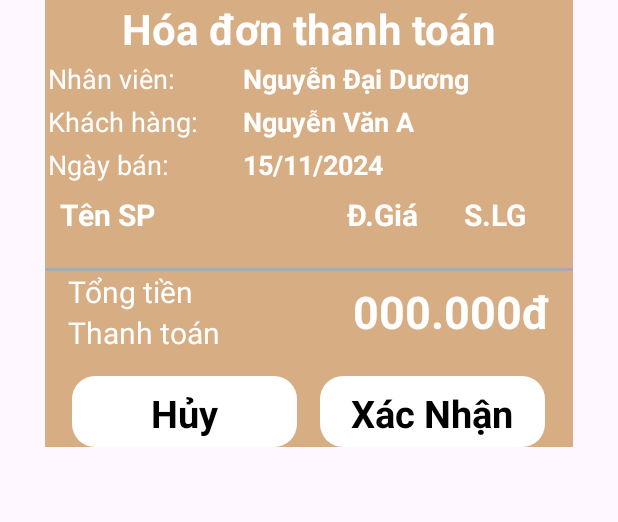
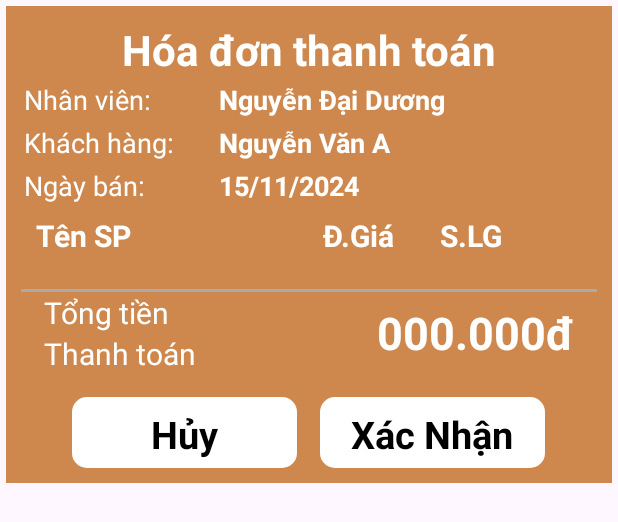
Before and after one commit to valiyz0609/DuAn1_Nhom3, an Android app: the layout dialog_thanh_toan.xml on its own in the app's theme, with its tools: preview values and no code run, on a phone screen of 412 x 824 dp. Shown: the top 522 px of the screen. Run offline under Robolectric (Android 15) with nearby library versions, the phone set to English and light mode, and no system bars; Roboto replaces fonts that are not available here.

Commit message:
Duong PH37740

```diff
--- a/app/src/main/java/com/example/myapplication/Database/InsertInto.java
+++ b/app/src/main/java/com/example/myapplication/Database/InsertInto.java
@@ -2,5 +2,5 @@ package com.example.myapplication.Database;
 
 public class InsertInto {
     public static final String insert_chucvu = "INSERT INTO ChucVu VALUES (1,'Quản Lý'),(2,'Nhân Viên')";
-    public static final String insert_user = "INSERT INTO User VALUES (1,'Eagle coffee','admin',1,'admin', 098386828, 2003)";
+    public static final String insert_user = "INSERT INTO User VALUES (1,'Quản lý','admin',1,'admin', 09876543, 1999)";
 }
--- a/app/src/main/res/drawable/bo_tron_edt.xml
+++ b/app/src/main/res/drawable/bo_tron_edt.xml
@@ -1,5 +1,5 @@
 <?xml version="1.0" encoding="utf-8"?>
 <shape xmlns:android="http://schemas.android.com/apk/res/android">
-    <corners android:radius="15dp" />
+    <corners android:radius="10dp" />
     <solid android:color="#964B00"/>
 </shape>
--- a/app/src/main/res/drawable/toolbar.xml
+++ b/app/src/main/res/drawable/toolbar.xml
@@ -4,7 +4,7 @@
     xmlns:android="http://schemas.android.com/apk/res/android">
 
     <size android:height="60dp"/>
-    <gradient android:startColor="#0576be"
+    <gradient android:startColor="#00F8F8F8"
         android:endColor="#d2e0eb"
         android:angle="-90"
         />
--- a/app/src/main/res/layout/card_view_hoadon.xml
+++ b/app/src/main/res/layout/card_view_hoadon.xml
@@ -7,7 +7,7 @@
     <LinearLayout
         android:layout_width="match_parent"
         android:layout_height="wrap_content"
-        android:background="#964B00"
+        android:background="#D6964B00"
         android:orientation="horizontal"
         android:padding="10dp"
         android:gravity="center_vertical"
--- a/app/src/main/res/layout/dialog_notifi.xml
+++ b/app/src/main/res/layout/dialog_notifi.xml
@@ -6,6 +6,7 @@
     >
 
     <LinearLayout
+        android:padding="10dp"
         android:layout_width="wrap_content"
         android:layout_height="wrap_content"
         android:background="#964B00"
@@ -41,7 +42,7 @@
             android:paddingRight="20dp"
             android:text="Đóng"
             android:textColor="@color/black"
-            android:textSize="25dp"
+            android:textSize="23dp"
             android:textStyle="bold" />
     </LinearLayout>
 
--- a/app/src/main/res/layout/dialog_thanh_toan.xml
+++ b/app/src/main/res/layout/dialog_thanh_toan.xml
@@ -4,17 +4,19 @@
     android:layout_height="wrap_content"
     android:orientation="vertical"
     android:gravity="center"
+    android:layout_margin="2dp"
+    android:padding="2dp"
     android:layout_marginLeft="30dp"
     android:layout_marginRight="30dp"
     >
 
     <LinearLayout
+        android:padding="10dp"
         android:layout_width="wrap_content"
         android:layout_height="wrap_content"
         android:orientation="vertical"
-        android:background="#D7AD84"
-        android:gravity="center_vertical"
-        >
+        android:background="#CE884D"
+        android:gravity="center_vertical">
 
 
         <TextView
--- a/app/src/main/res/layout/fragment_home_frgm.xml
+++ b/app/src/main/res/layout/fragment_home_frgm.xml
@@ -70,6 +70,7 @@
                             android:text="Đăng Xuất"
                             android:layout_gravity="center"
                             android:textColor="@color/black"
+                            android:textStyle="bold"
                             android:textSize="20dp"/>
 
                     </LinearLayout>
--- a/app/src/main/res/layout/fragment_loai_sp_fragment.xml
+++ b/app/src/main/res/layout/fragment_loai_sp_fragment.xml
@@ -37,6 +37,7 @@
         </LinearLayout>
 
         <androidx.recyclerview.widget.RecyclerView
+            android:paddingLeft="10dp"
             android:id="@+id/recycler_Loaisp"
             android:layout_width="match_parent"
             android:layout_height="match_parent"
--- a/app/src/main/res/layout/fragment_t_k_doanh_thu_frgm.xml
+++ b/app/src/main/res/layout/fragment_t_k_doanh_thu_frgm.xml
@@ -85,7 +85,6 @@
                     android:layout_marginTop="5dp"
                     android:drawablePadding="10dp"
                     android:hint="Nhập Tên nhân viên"
-                    android:textColorHint="@color/black"
                     android:background="@drawable/bo_edt"/>
 
             </LinearLayout>
--- a/app/src/main/res/layout/fragment_them_l_s_p.xml
+++ b/app/src/main/res/layout/fragment_them_l_s_p.xml
@@ -54,8 +54,7 @@
                 style="@style/edt_TextBox2"
                 android:layout_marginTop="5dp"
                 android:hint="Tên Loại"
-                android:background="@drawable/bo_edt"
-                android:textColorHint="@color/black" />
+                android:background="@drawable/bo_edt"/>
 
         </LinearLayout>
 
```
Also changed, not shown: app/src/main/res/layout/fragment_sua_n_v_frgm.xml (+4 -9 lines), app/src/main/res/layout/fragment_sua_s_p_frgm.xml (+1 -6 lines), app/src/main/res/layout/fragment_view_user_infor_frgm.xml (+5 -5 lines).
